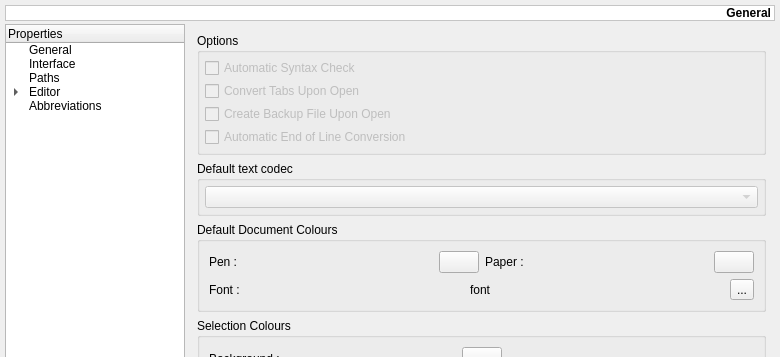
The window that src/ui/settings.ui (yag00/raptor) describes before a commit, drawn with Qt 5; both pictures show x 0 to 780 and y 0 to 357 of the 780 by 604 pixel window.
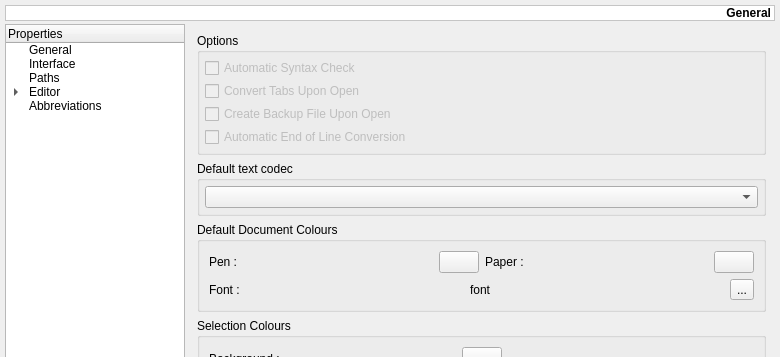
The same window after the commit. The open tabs and pages were chosen to show the change. Icons and pictures are not drawn. Custom widgets are drawn as their Qt base class.

```diff
--- a/src/ui/settings.ui
+++ b/src/ui/settings.ui
@@ -530,7 +530,7 @@
           <item>
            <widget class="QComboBox" name="cbDefaultCodec">
             <property name="enabled">
-             <bool>false</bool>
+             <bool>true</bool>
             </property>
            </widget>
           </item>
```
Left out of the diff: 2 changed lines with no effect on the pictures.
